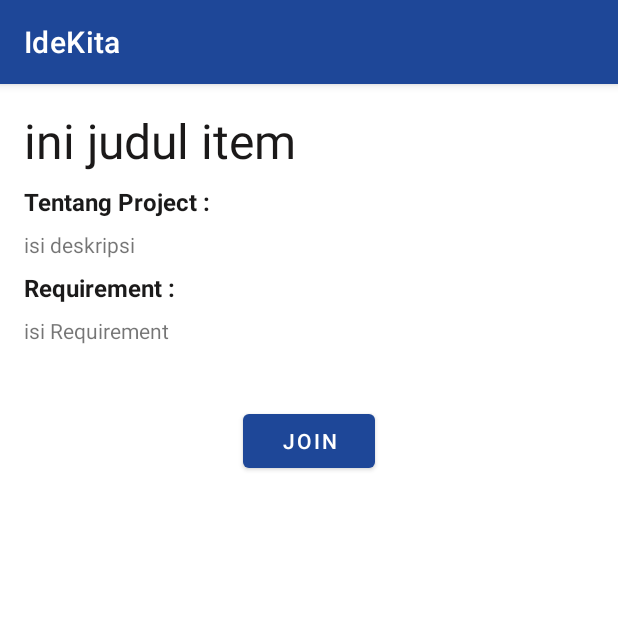
After one commit to idekita/mobile-development, an Android app: the DetailProjectActivity screen opened directly, with no data from a screen before it, on a phone screen of 412 x 824 dp, the top half of it. The commit adds this screen. Run offline under Robolectric (Android 15) with nearby library versions, the phone set to English and light mode, and no system bars; pictures from the network do not load.

Commit message:
add Project Detail

```diff
--- a/Aplikasi/app/src/main/AndroidManifest.xml
+++ b/Aplikasi/app/src/main/AndroidManifest.xml
@@ -1,6 +1,8 @@
 <?xml version="1.0" encoding="utf-8"?>
 <manifest xmlns:android="http://schemas.android.com/apk/res/android"
     xmlns:tools="http://schemas.android.com/tools">
+
+    <uses-permission android:name="android.permission.INTERNET" />
 
     <application
         android:allowBackup="true"
@@ -11,6 +13,9 @@
         android:supportsRtl="true"
         android:theme="@style/Theme.IdeKita"
         tools:targetApi="31">
+        <activity
+            android:name=".ui.detailProject.DetailProjectActivity"
+            android:exported="false" />
         <activity
             android:name=".ui.addProject.AddProjectActivity"
             android:exported="false" />
--- a/Aplikasi/app/src/main/java/com/capstone/idekita/dummy/adapter/RecentProjectAdapter.kt
+++ b/Aplikasi/app/src/main/java/com/capstone/idekita/dummy/adapter/RecentProjectAdapter.kt
@@ -13,8 +13,8 @@ import com.capstone.idekita.dummy.data.Response
 
 class RecentProjectAdapter(private val listReview: ArrayList<Response>) :
     RecyclerView.Adapter<RecentProjectAdapter.ViewHolder>() {
+
     private lateinit var onItemClickCallback: OnItemClickCallback
-
 
     fun setOnItemClickCallback(onItemClickCallback: OnItemClickCallback) {
         this.onItemClickCallback = onItemClickCallback
@@ -35,7 +35,7 @@ class RecentProjectAdapter(private val listReview: ArrayList<Response>) :
         viewHolder.img.setImageResource(item.photo)
         viewHolder.tvName.text = item.name
         viewHolder.tvDate.text = item.date
-        viewHolder.btJoin.setOnClickListener {
+        viewHolder.itemView.setOnClickListener {
             onItemClickCallback.onItemClicked(listReview[viewHolder.adapterPosition])
         }
     }
--- a/Aplikasi/app/src/main/java/com/capstone/idekita/dummy/data/Response.kt
+++ b/Aplikasi/app/src/main/java/com/capstone/idekita/dummy/data/Response.kt
@@ -1,6 +1,5 @@
 package com.capstone.idekita.dummy.data
 
-import android.graphics.drawable.Drawable
 import android.os.Parcelable
 import com.capstone.idekita.R
 import kotlinx.parcelize.Parcelize
--- /dev/null
+++ b/Aplikasi/app/src/main/java/com/capstone/idekita/ui/detailProject/DetailProjectActivity.kt
@@ -0,0 +1,36 @@
+package com.capstone.idekita.ui.detailProject
+
+import androidx.appcompat.app.AppCompatActivity
+import android.os.Bundle
+import com.bumptech.glide.Glide
+import com.capstone.idekita.databinding.ActivityDetailProjectBinding
+import com.capstone.idekita.model.wisataEntity
+
+class DetailProjectActivity : AppCompatActivity() {
+
+    private lateinit var binding:ActivityDetailProjectBinding
+
+    companion object {
+        const val EXTRA_DATA = "extra_data"
+    }
+
+    override fun onCreate(savedInstanceState: Bundle?) {
+        super.onCreate(savedInstanceState)
+        binding = ActivityDetailProjectBinding.inflate(layoutInflater)
+        setContentView(binding.root)
+
+        val extras = intent.extras
+        if (extras != null){
+            val dataPhoto = extras.getInt("extra_photo")
+            binding.nameTV.text = extras.getString("extra_name")
+            binding.descTV.text = extras.getString("extra_desc")
+            binding.ivDetail.setImageResource(dataPhoto)
+//            Glide.with(this)
+//                .load(dataPhoto)
+//                .into(binding.ivDetail)
+        }
+
+    }
+
+
+}
--- /dev/null
+++ b/Aplikasi/app/src/main/res/layout/activity_detail_project.xml
@@ -0,0 +1,134 @@
+<?xml version="1.0" encoding="utf-8"?>
+<ScrollView xmlns:android="http://schemas.android.com/apk/res/android"
+    xmlns:app="http://schemas.android.com/apk/res-auto"
+    xmlns:tools="http://schemas.android.com/tools"
+    android:layout_width="match_parent"
+    android:layout_height="match_parent"
+    tools:context=".ui.detailProject.DetailProjectActivity">
+
+    <LinearLayout
+        android:layout_width="match_parent"
+        android:layout_height="wrap_content"
+        android:orientation="vertical">
+
+        <FrameLayout
+            android:layout_width="match_parent"
+            android:layout_height="wrap_content">
+
+            <ImageView
+                android:id="@+id/ivDetail"
+                android:layout_width="match_parent"
+                android:layout_height="wrap_content"
+                android:adjustViewBounds="true"
+                android:scaleType="fitXY"/>
+
+        </FrameLayout>
+
+        <TextView
+            android:id="@+id/nameTV"
+            android:layout_width="match_parent"
+            android:layout_height="wrap_content"
+            android:layout_marginLeft="16dp"
+            android:layout_marginTop="16dp"
+            android:layout_marginRight="16dp"
+            android:layout_marginBottom="8dp"
+            android:text="ini judul item"
+            android:textColor="#1B1919"
+            android:textSize="32sp" />
+
+        <TableLayout
+            android:layout_width="match_parent"
+            android:layout_height="wrap_content"
+            android:layout_marginLeft="16dp"
+            android:layout_marginRight="16dp"
+            android:layout_marginBottom="16dp">
+
+            <TableRow
+                android:layout_width="match_parent"
+                android:layout_height="match_parent"
+                android:layout_marginBottom="8dp">
+
+                <TextView
+                    android:layout_width="wrap_content"
+                    android:layout_height="wrap_content"
+                    android:layout_marginEnd="16dp"
+                    android:text="Tentang Project :"
+                    android:textColor="#1B1A1A"
+                    android:textSize="16sp"
+                    android:textStyle="bold" />
+
+            </TableRow>
+
+            <TableRow
+                android:layout_width="match_parent"
+                android:layout_height="match_parent"
+                android:layout_marginBottom="8dp">
+
+                <TextView
+                    android:id="@+id/descTV"
+                    android:layout_width="match_parent"
+                    android:layout_height="wrap_content"
+                    android:layout_weight="1"
+                    android:text="isi deskripsi"
+                    android:textSize="14sp" />
+
+            </TableRow>
+
+
+            <TableRow
+                android:layout_width="match_parent"
+                android:layout_height="match_parent"
+                android:layout_marginBottom="8dp">
+
+                <TextView
+                    android:layout_width="wrap_content"
+                    android:layout_height="wrap_content"
+                    android:layout_marginEnd="16dp"
+                    android:text="Requirement :"
+                    android:textColor="#1B1A1A"
+                    android:textSize="16sp"
+                    android:textStyle="bold" />
+
+            </TableRow>
+
+            <TableRow
+                android:layout_width="match_parent"
+                android:layout_height="match_parent"
+                android:layout_marginBottom="8dp">
+
+                <TextView
+                    android:id="@+id/requirementTV"
+                    android:layout_width="match_parent"
+                    android:layout_height="wrap_content"
+                    android:layout_weight="1"
+                    android:text="isi Requirement"
+                    android:textSize="14sp" />
+
+            </TableRow>
+
+
+
+        </TableLayout>
+
+
+        <androidx.constraintlayout.widget.ConstraintLayout
+            android:layout_width="match_parent"
+            android:layout_height="match_parent">
+
+            <Button
+                android:id="@+id/button2"
+                android:layout_width="wrap_content"
+                android:layout_height="0dp"
+                android:layout_marginTop="16dp"
+                android:text="Join"
+                app:layout_constraintEnd_toEndOf="parent"
+                app:layout_constraintStart_toStartOf="parent"
+                app:layout_constraintTop_toTopOf="parent" />
+
+        </androidx.constraintlayout.widget.ConstraintLayout>
+
+
+
+    </LinearLayout>
+
+</ScrollView>
--- a/Aplikasi/app/src/main/res/layout/activity_main.xml
+++ b/Aplikasi/app/src/main/res/layout/activity_main.xml
@@ -11,7 +11,7 @@
         android:id="@+id/nav_host_fragment_activity_main"
         android:name="androidx.navigation.fragment.NavHostFragment"
         android:layout_width="match_parent"
-        android:layout_height="match_parent"
+        android:layout_height="709dp"
         app:defaultNavHost="true"
         app:layout_constraintLeft_toLeftOf="parent"
         app:layout_constraintRight_toRightOf="parent"
```
Also changed, not shown: Aplikasi/app/build.gradle (+11 -1 lines), Aplikasi/app/src/main/java/com/capstone/idekita/api/ApiConfig.kt (added, +24 -0 lines), Aplikasi/app/src/main/java/com/capstone/idekita/api/ApiService.kt (added, +7 -0 lines), Aplikasi/app/src/main/java/com/capstone/idekita/data/ProjectRepository.kt (added, +12 -0 lines), Aplikasi/app/src/main/java/com/capstone/idekita/ui/home/HomeFragment.kt (+32 -7 lines), Aplikasi/app/src/main/res/layout/fragment_home.xml (+12 -4 lines), Aplikasi/app/src/main/res/layout/rv_layout.xml (+3 -4 lines).
